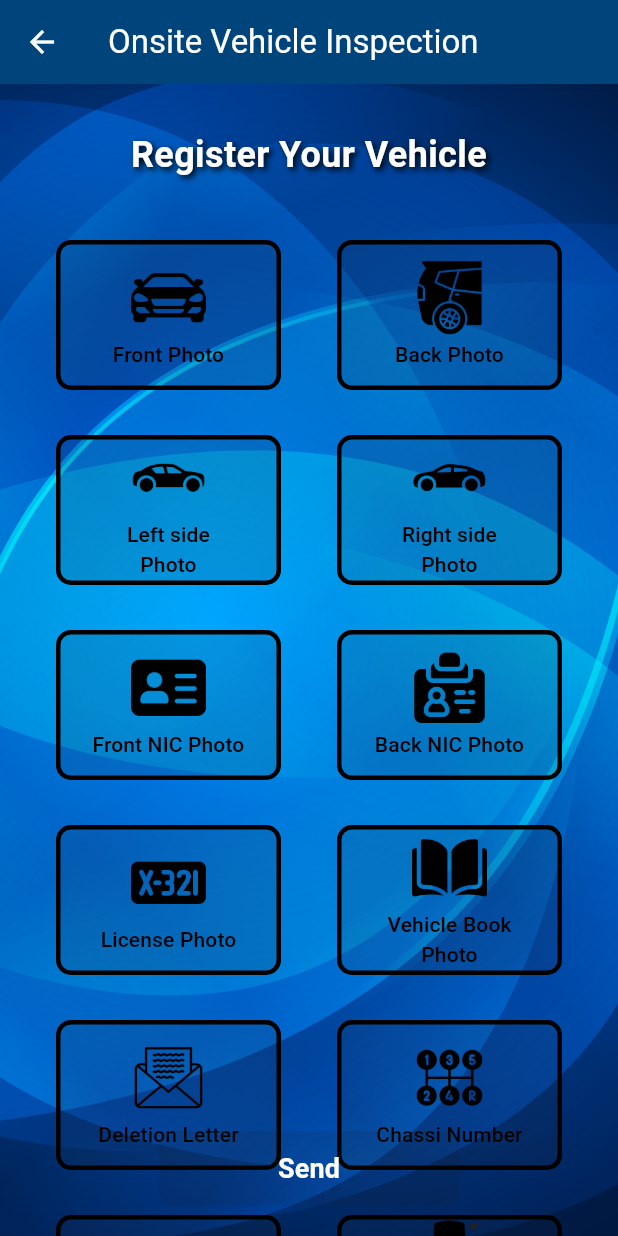
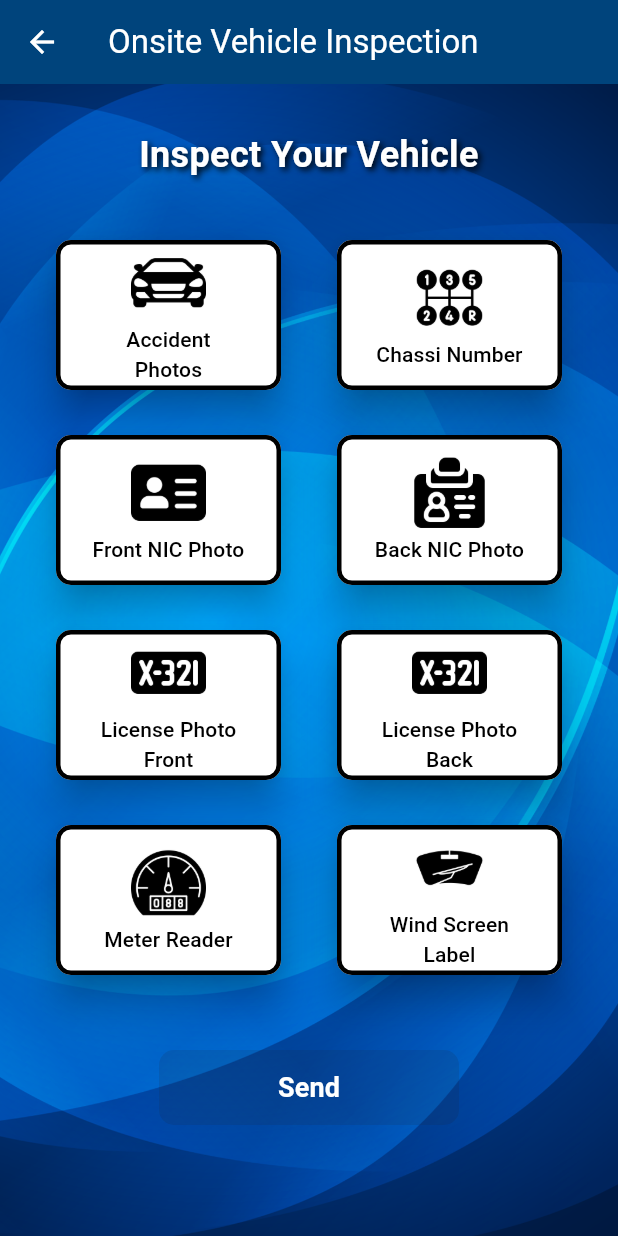
Before and after one commit to Pasindu9910/COOP_INSU-version-2, a Flutter app: the OnsiteInspection screen opened by its route, on a phone screen of 412 x 824 dp. Run offline on Flutter 3.47's test engine with Material 3 defaults, Android fonts, the phone set to English and light mode, and no system bars; our stand-ins replace google_fonts, image_picker; Roboto replaces fonts that are missing (Georgia).

Commit message:
onsiteinspection changes

```diff
--- a/lib/Screens/onsiteinspection.dart
+++ b/lib/Screens/onsiteinspection.dart
@@ -22,24 +22,17 @@ class _OnsiteInspectionState extends State<OnsiteInspection> {
   static const double spacing = 30;
 
   final ImagePicker _picker = ImagePicker();
-  final Map<String, File?> _capturedPhotos = {};
+  final Map<String, List<File>> _capturedPhotos = {}; // Store lists of images
   final Map<String, Color> _buttonColors = {};
   final List<String> _allButtonLabels = [
-    'Front Photo',
-    'Left side\nPhoto',
+    'Accident Photos',
     'Front NIC Photo',
-    'License Photo',
-    'Deletion Letter',
+    'License Photo Front',
+    'License Photo Back',
     'Meter Reader',
-    'Left Front\nCorner',
-    'Left Back\nCorner',
-    'Back Photo',
-    'Right side\nPhoto',
     'Back NIC Photo',
     'Vehicle Book\nPhoto',
     'Chassi Number',
-    'Right Front\nCorner',
-    'Right Back\nCorner',
     'Wind Screen\nLabel',
   ];
 
@@ -50,12 +43,12 @@ class _OnsiteInspectionState extends State<OnsiteInspection> {
     super.initState();
     for (var label in _allButtonLabels) {
       _buttonColors[label] = Colors.white;
-      _capturedPhotos[label] = null;
+      _capturedPhotos[label] = []; // Initialize with empty lists
     }
   }
 
   bool get allImagesCaptured =>
-      _capturedPhotos.values.every((file) => file != null) &&
+      _capturedPhotos.values.every((files) => files.isNotEmpty) &&
       _buttonColors.values.every((color) => color != Colors.red);
 
   @override
@@ -94,7 +87,7 @@ class _OnsiteInspectionState extends State<OnsiteInspection> {
                     Padding(
                       padding: const EdgeInsets.only(top: 30.0),
                       child: Text(
-                        'Register Your Vehicle',
+                        'Inspect Your Vehicle',
                         style: TextStyle(
                           shadows: [
                             Shadow(
@@ -119,45 +112,29 @@ class _OnsiteInspectionState extends State<OnsiteInspection> {
                         children: [
                           _buildColumnWithButtons(
                             [
-                              'Front Photo',
-                              'Left side\nPhoto',
+                              'Accident Photos',
                               'Front NIC Photo',
-                              'License Photo',
-                              'Deletion Letter',
+                              'License Photo Front',
                               'Meter Reader',
-                              'Left Front\nCorner',
-                              'Left Back\nCorner',
                             ],
                             [
-                              () => _openCamera('Front Photo'),
-                              () => _openCamera('Left side\nPhoto'),
+                              () => _openCamera('Accident Photos'),
                               () => _openCamera('Front NIC Photo'),
-                              () => _openCamera('License Photo'),
-                              () => _openCamera('Deletion Letter'),
+                              () => _openCamera('License Photo Front'),
                               () => _openCamera('Meter Reader'),
-                              () => _openCamera('Left Front\nCorner'),
-                              () => _openCamera('Left Back\nCorner'),
                             ],
                           ),
                           _buildColumnWithButtons(
                             [
-                              'Back Photo',
-                              'Right side\nPhoto',
+                              'Chassi Number',
                               'Back NIC Photo',
-                              'Vehicle Book\nPhoto',
-                              'Chassi Number',
-                              'Right Front\nCorner',
-                              'Right Back\nCorner',
+                              'License Photo Back',
                               'Wind Screen\nLabel',
                             ],
                             [
-                              () => _openCamera('Back Photo'),
-                              () => _openCamera('Right side\nPhoto'),
+                              () => _openCamera('Chassi Number'),
                               () => _openCamera('Back NIC Photo'),
-                              () => _openCamera('Vehicle Book\nPhoto'),
-                              () => _openCamera('Chassi Number'),
-                              () => _openCamera('Right Front\nCorner'),
-                              () => _openCamera('Right Back\nCorner'),
+                              () => _openCamera('License Photo Back'),
                               () => _openCamera('Wind Screen\nLabel'),
                             ],
                           ),
@@ -207,11 +184,11 @@ class _OnsiteInspectionState extends State<OnsiteInspection> {
   }
 
   Column _buildColumnWithButtons(
-      List<String> buttonTexts, List<VoidCallback?> onPressedFunctions) {
+      List<String> buttonTexts, List<VoidCallback> onPressedFunctions) {
     List<Widget> buttonsWithSpacing = [];
     for (int i = 0; i < buttonTexts.length; i++) {
       buttonsWithSpacing.add(
-        _buildElevatedButton(buttonTexts[i], null), // Disable the button
+        _buildElevatedButton(buttonTexts[i], onPressedFunctions[i]),
       );
       if (i < buttonTexts.length - 1) {
         buttonsWithSpacing.add(SizedBox(height: spacing));
@@ -222,24 +199,16 @@ class _OnsiteInspectionState extends State<OnsiteInspection> {
         children: buttonsWithSpacing);
   }
 
-  ElevatedButton _buildElevatedButton(String text, VoidCallback? onPressed) {
+  ElevatedButton _buildElevatedButton(String text, VoidCallback onPressed) {
     final Map<String, String> buttonImages = {
-      'Front Photo': 'assets/front1.png',
-      'Left side\nPhoto': 'assets/left.png',
+      'Accident Photos': 'assets/front1.png',
       'Front NIC Photo': 'assets/ID.png',
-      'License Photo': 'assets/lis.png',
-      'Back Photo': 'assets/back.png',
-      'Right side\nPhoto': 'assets/right.png',
+      'License Photo Front': 'assets/lis.png',
+      'License Photo Back': 'assets/lis.png',
       'Back NIC Photo': 'assets/IDback.png',
-      'Vehicle Book\nPhoto': 'assets/book.png',
-      'Deletion Letter': 'assets/letter.png',
       'Chassi Number': 'assets/chassi.png',
       'Meter Reader': 'assets/meter.png',
       'Wind Screen\nLabel': 'assets/wind.png',
-      'Left Back\nCorner': 'assets/back_Left.png',
-      'Right Back\nCorner': 'assets/back_Right.png',
-      'Right Front\nCorner': 'assets/front_Right.png',
-      'Left Front\nCorner': 'assets/front_Left.png',
     };
 
     return ElevatedButton(
@@ -253,7 +222,7 @@ class _OnsiteInspectionState extends State<OnsiteInspection> {
         elevation: 10,
         shadowColor: Color.fromARGB(255, 0, 0, 0),
       ),
-      onPressed: null, // Disable button
+      onPressed: onPressed,
       child: Column(
         mainAxisAlignment: MainAxisAlignment.center,
         children: [
@@ -279,45 +248,64 @@ class _OnsiteInspectionState extends State<OnsiteInspection> {
   }
 
   Future<void> _openCamera(String buttonText) async {
-    if (_capturedPhotos[buttonText] != null) {
+    bool keepAdding = true;
+
+    while (keepAdding) {
+      await _captureNewImage(buttonText);
+
       await showDialog(
         context: context,
         builder: (BuildContext context) {
           return AlertDialog(
             title: Text('Image Preview'),
-            content: Column(
-              mainAxisSize: MainAxisSize.min,
+            content: SizedBox(
+              width: double.maxFinite, // Set width to accommodate images
+              height: 400, // Set a fixed height for the scrollable area
+              child: Column(
                 children: [
-                Image.file(
-                  _capturedPhotos[buttonText]!,
-                  height: 200,
-                  width: 200,
+                  Expanded(
+                    child: SingleChildScrollView(
+                      child: Wrap(
+                        spacing: 10,
+                        children: _capturedPhotos[buttonText]!.map((file) {
+                          return Image.file(
+                            file,
+                            height: 100,
+                            width: 100,
                             fit: BoxFit.cover,
+                          );
+                        }).toList(),
                       ),
-                SizedBox(height: 10),
-                Text('Do you want to retake this photo?'),
+                    ),
+                  ),
+                  SizedBox(height: 10), // Space between images and text
+                  Text('Do you want to add more photos?'), // Static text
                 ],
+              ),
             ),
             actions: <Widget>[
               TextButton(
-                child: Text('Use this photo'),
+                child: Text('Add More'),
                 onPressed: () {
                   Navigator.of(context).pop();
+                  keepAdding = true; // Continue adding images
                 },
               ),
               TextButton(
-                child: Text('Retake'),
-                onPressed: () async {
+                child: Text('Done'),
+                onPressed: () {
                   Navigator.of(context).pop();
-                  await _captureNewImage(buttonText);
+                  keepAdding = false; // Stop adding images
+                  // Update button color to green
+                  setState(() {
+                    _buttonColors[buttonText] = Colors.green;
+                  });
                 },
               ),
             ],
           );
         },
       );
-    } else {
-      await _captureNewImage(buttonText);
     }
   }
 
@@ -327,17 +315,14 @@ class _OnsiteInspectionState extends State<OnsiteInspection> {
 
       if (pickedFile != null) {
         File imageFile = File(pickedFile.path);
+        // Only add the image to the list, do not change the button color here
         setState(() {
-          _buttonColors[buttonText] = Colors.green;
-          _capturedPhotos[buttonText] = imageFile;
+          _capturedPhotos[buttonText]!.add(imageFile);
         });
       }
-    } catch (e) {
-      print('Error picking image: $e');
     } finally {
-      await SystemChrome.setPreferredOrientations([
-        DeviceOrientation.portraitUp,
-      ]);
+      await SystemChrome.setPreferredOrientations(
+          [DeviceOrientation.portraitUp]);
     }
   }
 
@@ -348,27 +333,7 @@ class _OnsiteInspectionState extends State<OnsiteInspection> {
         return AlertDialog(
           title: Text("Error"),
           content: Text(message),
-          actions: [
-            TextButton(
-              child: Text("OK"),
-              onPressed: () {
-                Navigator.of(context).pop();
-              },
-            ),
-          ],
-        );
-      },
-    );
-  }
-
-  void _showSuccessDialog() {
-    showDialog(
-      context: context,
-      builder: (BuildContext context) {
-        return AlertDialog(
-          title: Text("Success"),
-          content: Text("Images sent successfully!"),
-          actions: [
+          actions: <Widget>[
             TextButton(
               child: Text("OK"),
               onPressed: () {
@@ -384,7 +349,6 @@ class _OnsiteInspectionState extends State<OnsiteInspection> {
   Future<void> _sendImages() async {
     String? riskName = GlobalData.getRiskName();
 
-    // Show progress dialog
     _showProgressPopup(context);
 
     setState(() {
@@ -394,8 +358,9 @@ class _OnsiteInspectionState extends State<OnsiteInspection> {
     try {
       for (var entry in _capturedPhotos.entries) {
         final buttonName = entry.key;
-        final file = entry.value;
-        if (file != null) {
+        final files = entry.value;
+
+        for (var file in files) {
           final request = http.MultipartRequest(
             'POST',
             Uri.parse('http://124.43.209.68:9000/api/v1/upload'),
@@ -408,15 +373,8 @@ class _OnsiteInspectionState extends State<OnsiteInspection> {
 
           final response = await request.send();
 
-          if (response.statusCode == 200) {
-          } else {
+          if (response.statusCode != 200) {
             _showErrorDialog('Failed to send $buttonName image.');
-          }
-
-          if (buttonName == 'Wind Screen\nLabel') {
-            if (Navigator.canPop(context)) {
-              Navigator.of(context).pop();
-            }
           }
         }
       }
@@ -433,14 +391,33 @@ class _OnsiteInspectionState extends State<OnsiteInspection> {
     }
   }
 
+  void _showSuccessDialog() {
+    showDialog(
+      context: context,
+      builder: (BuildContext context) {
+        return AlertDialog(
+          title: Text("Success"),
+          content: Text("All images have been successfully uploaded."),
+          actions: <Widget>[
+            TextButton(
+              child: Text("OK"),
+              onPressed: () {
+                Navigator.of(context).pop();
+              },
+            ),
+          ],
+        );
+      },
+    );
+  }
+
   void _resetState() {
     setState(() {
       for (var label in _allButtonLabels) {
         _buttonColors[label] = Colors.white;
-        _capturedPhotos[label] = null;
+        _capturedPhotos[label] = [];
       }
     });
-  }
   }
 
   void _showProgressPopup(BuildContext context) {
@@ -449,15 +426,13 @@ void _showProgressPopup(BuildContext context) {
       barrierDismissible: false,
       builder: (BuildContext context) {
         return Dialog(
-        shape: RoundedRectangleBorder(borderRadius: BorderRadius.circular(10)),
           child: Padding(
-          padding: const EdgeInsets.all(20),
+            padding: const EdgeInsets.all(20.0),
             child: Row(
-            mainAxisSize: MainAxisSize.min,
-            children: const [
+              children: [
                 CircularProgressIndicator(),
                 SizedBox(width: 20),
-              Text('Uploading images...'),
+                Text('Sending...'),
               ],
             ),
           ),
@@ -465,3 +440,4 @@ void _showProgressPopup(BuildContext context) {
       },
     );
   }
+}
```
Also changed, not shown: assets/Screenshot (5).png (deleted). Lines whose indentation alone changed are shown as unchanged.
